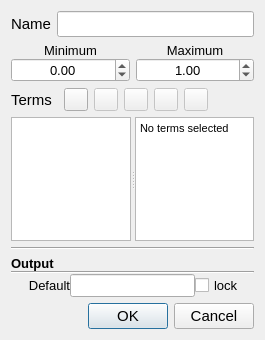
Qt form qtfuzzylite/ui/Variable.ui (fuzzylite/fuzzylite) before a commit.
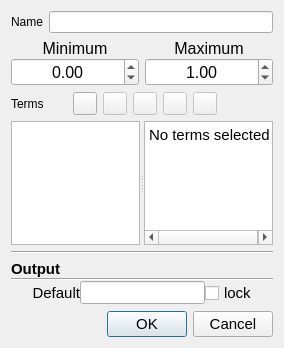
The same form after that commit. Icons and pictures are not drawn.

The edit to the form file:
```diff
--- a/qtfuzzylite/ui/Variable.ui
+++ b/qtfuzzylite/ui/Variable.ui
@@ -9,8 +9,8 @@
    <rect>
     <x>0</x>
     <y>0</y>
-    <width>265</width>
-    <height>340</height>
+    <width>284</width>
+    <height>348</height>
    </rect>
   </property>
   <property name="sizePolicy">
@@ -19,11 +19,6 @@
     <verstretch>0</verstretch>
    </sizepolicy>
   </property>
-  <property name="font">
-   <font>
-    <pointsize>11</pointsize>
-   </font>
-  </property>
   <property name="windowTitle">
    <string>Variable</string>
   </property>
@@ -38,11 +33,6 @@
          <verstretch>0</verstretch>
         </sizepolicy>
        </property>
-       <property name="font">
-        <font>
-         <pointsize>11</pointsize>
-        </font>
-       </property>
        <property name="text">
         <string>Name</string>
        </property>
@@ -56,11 +46,6 @@
          <verstretch>0</verstretch>
         </sizepolicy>
        </property>
-       <property name="font">
-        <font>
-         <pointsize>11</pointsize>
-        </font>
-       </property>
       </widget>
      </item>
     </layout>
@@ -85,7 +70,7 @@
          </property>
          <property name="font">
           <font>
-           <pointsize>10</pointsize>
+           <pointsize>12</pointsize>
           </font>
          </property>
          <property name="text">
@@ -100,7 +85,7 @@
         <widget class="QDoubleSpinBox" name="sbx_min">
          <property name="font">
           <font>
-           <pointsize>10</pointsize>
+           <pointsize>12</pointsize>
           </font>
          </property>
          <property name="alignment">
@@ -134,7 +119,7 @@
          </property>
          <property name="font">
           <font>
-           <pointsize>10</pointsize>
+           <pointsize>12</pointsize>
           </font>
          </property>
          <property name="text">
@@ -149,7 +134,7 @@
         <widget class="QDoubleSpinBox" name="sbx_max">
          <property name="font">
           <font>
-           <pointsize>10</pointsize>
+           <pointsize>12</pointsize>
           </font>
          </property>
          <property name="alignment">
@@ -190,11 +175,6 @@
              <verstretch>0</verstretch>
             </sizepolicy>
            </property>
-           <property name="font">
-            <font>
-             <pointsize>11</pointsize>
-            </font>
-           </property>
            <property name="text">
             <string>Terms</string>
            </property>
@@ -328,11 +308,6 @@
             <verstretch>0</verstretch>
            </sizepolicy>
           </property>
-          <property name="font">
-           <font>
-            <pointsize>10</pointsize>
-           </font>
-          </property>
           <property name="autoScrollMargin">
            <number>0</number>
           </property>
@@ -352,9 +327,12 @@
           </property>
           <property name="font">
            <font>
-            <pointsize>8</pointsize>
+            <pointsize>11</pointsize>
            </font>
           </property>
+          <property name="lineWrapMode">
+           <enum>QPlainTextEdit::NoWrap</enum>
+          </property>
           <property name="readOnly">
            <bool>true</bool>
           </property>
@@ -401,7 +379,6 @@
        <widget class="QLabel" name="label">
         <property name="font">
          <font>
-          <pointsize>10</pointsize>
           <weight>75</weight>
           <bold>true</bold>
          </font>
@@ -433,11 +410,6 @@
           <property name="enabled">
            <bool>true</bool>
           </property>
-          <property name="font">
-           <font>
-            <pointsize>10</pointsize>
-           </font>
-          </property>
           <property name="text">
            <string>Default</string>
           </property>
@@ -472,11 +444,6 @@
           <property name="enabled">
            <bool>true</bool>
           </property>
-          <property name="font">
-           <font>
-            <pointsize>10</pointsize>
-           </font>
-          </property>
           <property name="text">
            <string>lock</string>
           </property>
```
